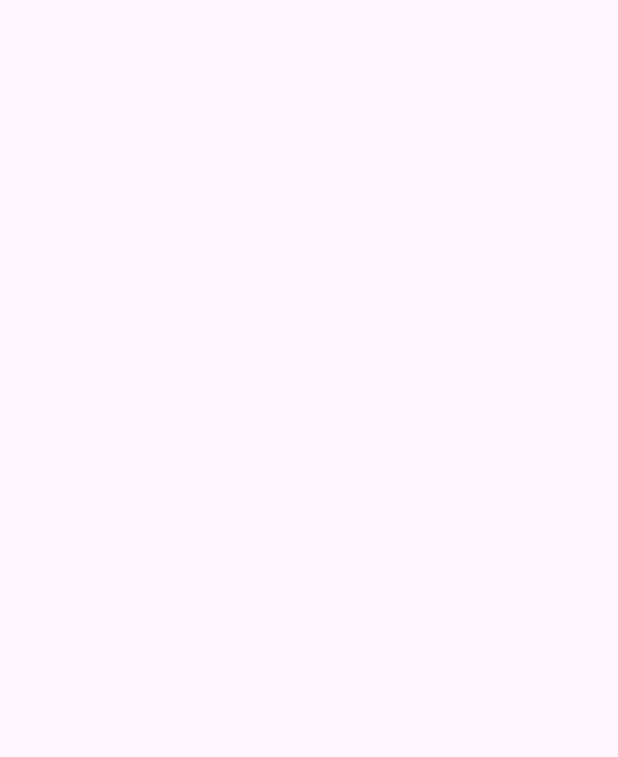
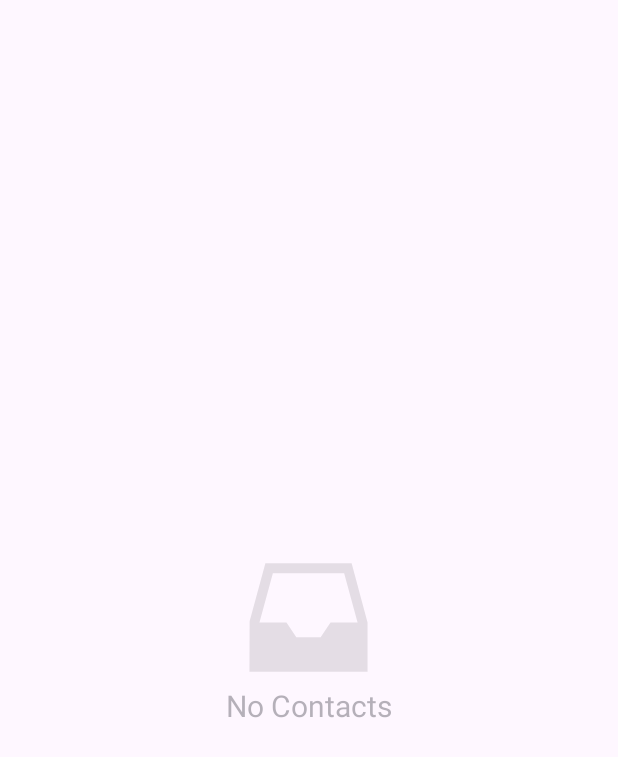
Before and after one commit to Mutale-Chanda/HealthAssistantApp, an Android app: the DeleteContactsActivity screen opened directly, with no data from a screen before it, on a phone screen of 412 x 824 dp. Before the commit the part shown is empty. Shown: the top 757 px of the screen. Run offline under Robolectric (Android 15) with nearby library versions, the phone set to English and light mode, and no system bars.

Commit message:
show empty icon when last contact is deleted.

```diff
--- a/app/src/main/java/com/example/healthassistantapp/DeleteContactsActivity.java
+++ b/app/src/main/java/com/example/healthassistantapp/DeleteContactsActivity.java
@@ -4,6 +4,9 @@ import androidx.appcompat.app.AppCompatActivity;
 import androidx.recyclerview.widget.RecyclerView;
 
 import android.os.Bundle;
+import android.view.View;
+import android.widget.ImageView;
+import android.widget.TextView;
 
 import com.example.healthassistantapp.adaptor.ContactAdaptor;
 import com.example.healthassistantapp.adaptor.DeleteContactAdaptor;
@@ -14,6 +17,8 @@ public class DeleteContactsActivity extends AppCompatActivity {
     private RecyclerView deleteContactsRV;
     private DatabaseHelper db;
     private DeleteContactAdaptor deleteContactAdaptor;
+    TextView emptyText;
+    ImageView emptyImg;
 
     @Override
     protected void onCreate(Bundle savedInstanceState) {
@@ -22,12 +27,15 @@ public class DeleteContactsActivity extends AppCompatActivity {
 
         db = new DatabaseHelper(this);
         deleteContactsRV = findViewById(R.id.deleteContactsRV);
+        emptyImg = findViewById(R.id.emptyIconDel);
+        emptyText = findViewById(R.id.emptyDeleteContactsTxt);
         deleteContactsRV.setHasFixedSize(true);
         loadContacts();
+        toggleIconVisibility();
     }
 
     private void loadContacts() {
-        deleteContactAdaptor = new DeleteContactAdaptor(this, db.getAllContacts());
+        deleteContactAdaptor = new DeleteContactAdaptor(this, db.getAllContacts(), emptyText, emptyImg);
         deleteContactsRV.setAdapter(deleteContactAdaptor);
     }
 
@@ -36,4 +44,14 @@ public class DeleteContactsActivity extends AppCompatActivity {
         super.onResume();
         loadContacts();
     }
+
+    private void toggleIconVisibility(){
+        if(db.getContactsCount() == 0){
+            emptyImg.setVisibility(View.VISIBLE);
+            emptyText.setVisibility(View.VISIBLE);
+        }else {
+            emptyImg.setVisibility(View.GONE);
+            emptyText.setVisibility(View.GONE);
+        }
+    }
 }
--- a/app/src/main/java/com/example/healthassistantapp/adaptor/DeleteContactAdaptor.java
+++ b/app/src/main/java/com/example/healthassistantapp/adaptor/DeleteContactAdaptor.java
@@ -4,6 +4,8 @@ import android.content.Context;
 import android.view.LayoutInflater;
 import android.view.View;
 import android.view.ViewGroup;
+import android.widget.ImageView;
+import android.widget.TextView;
 import android.widget.Toast;
 
 import androidx.annotation.NonNull;
@@ -20,10 +22,15 @@ public class DeleteContactAdaptor extends RecyclerView.Adapter<DeleteContactView
     private final Context context;
     private List<Contact> contactList;
     private final DatabaseHelper db;
-    public DeleteContactAdaptor(Context context, List<Contact> contactList) {
+    TextView emptyText;
+    ImageView emptyImg;
+
+    public DeleteContactAdaptor(Context context, List<Contact> contactList, TextView textView, ImageView icon) {
         this.context = context;
         this.contactList = contactList;
         db = new DatabaseHelper(context);
+        emptyImg = icon;
+        emptyText = textView;
     }
 
     @NonNull
@@ -52,9 +59,20 @@ public class DeleteContactAdaptor extends RecyclerView.Adapter<DeleteContactView
                         contactList.remove(adaptorPosition);
                         notifyItemRemoved(adaptorPosition);
                         notifyItemRangeChanged(adaptorPosition, getItemCount());
+                        toggleIconVisibility();
                     }
                 }
             });
+        }
+    }
+
+    private void toggleIconVisibility() {
+        if(contactList.isEmpty()){
+            emptyImg.setVisibility(View.VISIBLE);
+            emptyText.setVisibility(View.VISIBLE);
+        }else{
+            emptyImg.setVisibility(View.GONE);
+            emptyText.setVisibility(View.GONE);
         }
     }
 
--- /dev/null
+++ b/app/src/main/res/drawable/empty_24.xml
@@ -0,0 +1,4 @@
+<vector android:height="90dp" android:viewportHeight="1024"
+    android:viewportWidth="1024" android:width="90dp" xmlns:android="http://schemas.android.com/apk/res/android">
+    <path android:fillColor="#FF000000" android:pathData="M839.2,101.3H184.9L65.3,539.5 64,922.7h896V549.3l-120.8,-448zM241.9,176h540.3L884,549.3H678.7l-74.7,112H420l-74.7,-112H140.1L241.9,176z"/>
+</vector>
--- a/app/src/main/res/layout/activity_delete_contacts.xml
+++ b/app/src/main/res/layout/activity_delete_contacts.xml
@@ -6,6 +6,26 @@
     android:layout_height="match_parent"
     tools:context=".DeleteContactsActivity">
 
+    <ImageView
+        android:id="@+id/emptyIconDel"
+        android:layout_width="wrap_content"
+        android:layout_height="wrap_content"
+        android:layout_centerInParent="true"
+        android:alpha="0.1"
+        android:src="@drawable/empty_24"
+        android:visibility="gone" />
+
+    <TextView
+        android:id="@+id/emptyDeleteContactsTxt"
+        android:layout_width="wrap_content"
+        android:layout_height="wrap_content"
+        android:layout_below="@+id/emptyIconDel"
+        android:layout_centerHorizontal="true"
+        android:alpha="0.4"
+        android:text="No Contacts"
+        android:textSize="20sp"
+        android:visibility="gone" />
+
     <androidx.recyclerview.widget.RecyclerView
         android:id="@+id/deleteContactsRV"
         android:layout_width="match_parent"
```
Also changed, not shown: app/src/main/java/com/example/healthassistantapp/ViewContactsActivity.java (+16 -0 lines), app/src/main/java/com/example/healthassistantapp/database/DatabaseHelper.java (+18 -1 lines), app/src/main/res/layout/activity_view_contacts.xml (+20 -0 lines).
